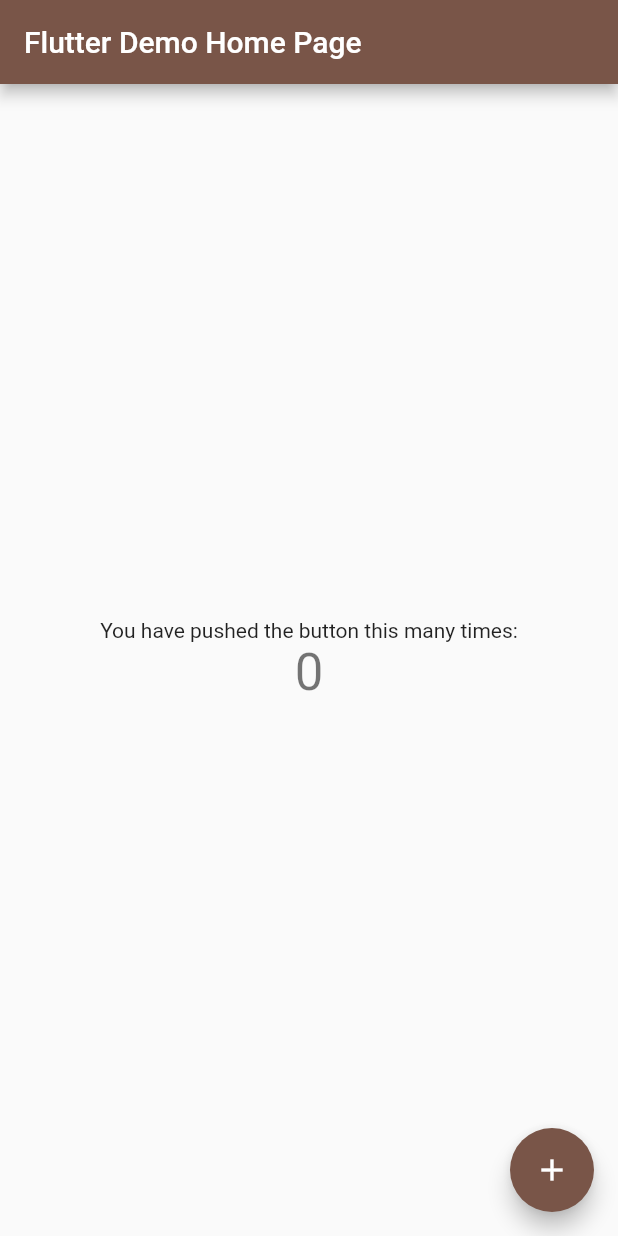
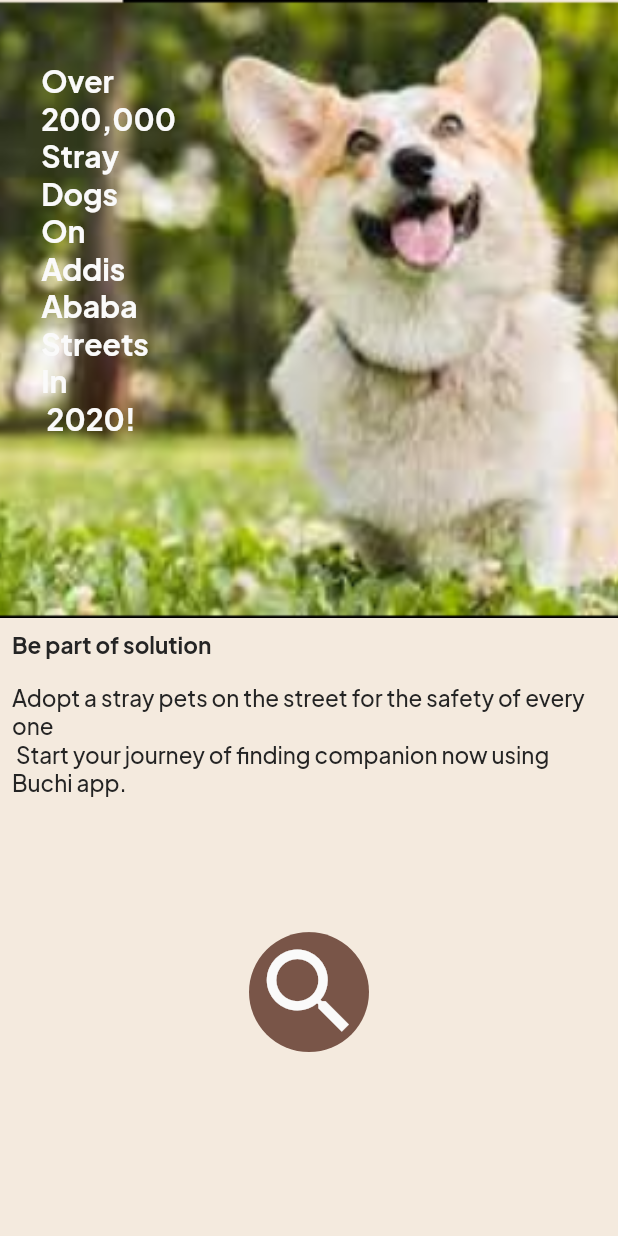
Before and after one commit to KhalidMeftu/buchi, a Flutter app: the screen it shows after launch, on a phone screen of 412 x 824 dp. Run offline on Flutter 3.47's test engine with Material 2 defaults, Android fonts, the phone set to English and light mode, and no system bars; our stand-ins replace google_fonts.

Commit message:
splash_screen implementation

```diff
--- a/lib/const/app_font.dart
+++ b/lib/const/app_font.dart
@@ -258,4 +258,5 @@ class IconSize {
   static const double s35 = 35.0;
   static const double s40 = 40.0;
   static const double s45 = 45.0;
+  static const double s75 = 75.0;
 }
--- a/lib/const/ui_helper.dart
+++ b/lib/const/ui_helper.dart
@@ -43,3 +43,9 @@ double halfScreenWidth(BuildContext context) =>
 
 double thirdScreenWidth(BuildContext context) =>
     screenWidthFraction(context, dividedBy: 3);
+
+double halfScreenHeight(BuildContext context) =>
+    screenHeightFraction(context, dividedBy: 2);
+
+double thirdScreenHeight(BuildContext context) =>
+    screenHeightFraction(context, dividedBy: 3);
--- a/lib/main.dart
+++ b/lib/main.dart
@@ -1,4 +1,5 @@
 import 'package:buchi/const/app_colors.dart';
+import 'package:buchi/presentation/widgets/splash_screen.dart';
 import 'package:flutter/material.dart';
 
 void main() {
@@ -25,7 +26,7 @@ class MyApp extends StatelessWidget {
         // is not restarted.
         primarySwatch: Colors.brown,
       ),
-      home: const MyHomePage(title: 'Flutter Demo Home Page'),
+      home: const SplashScreen() //const MyHomePage(title: 'Flutter Demo Home Page'),
     );
   }
 }
--- a/lib/presentation/widgets/common/adopt_me_button.dart
+++ b/lib/presentation/widgets/common/adopt_me_button.dart
@@ -12,7 +12,7 @@ class AdoptMeButton extends StatelessWidget {
   @override
   Widget build(BuildContext context) {
     return SizedBox.fromSize(
-      size: const Size(100, 100),
+      size: const Size(80, 80),
       child: ClipOval(
         child: Material(
           color: AppColors.primaryColor,
@@ -23,7 +23,7 @@ class AdoptMeButton extends StatelessWidget {
             child: Column(
               mainAxisAlignment: MainAxisAlignment.center,
               children: <Widget>[
-                const Icon(Icons.search,size: IconSize.s30,),
+                const Icon(Icons.search,size: IconSize.s75,color: AppColors.whiteColor,),
                 title.isNotEmpty?
                 Text(title, style: PetsFont.largeRegular()):
                 Container(), // <-- Text
--- /dev/null
+++ b/lib/presentation/widgets/splash_screen.dart
@@ -0,0 +1,54 @@
+import 'package:buchi/const/app_colors.dart';
+import 'package:flutter/foundation.dart';
+import 'package:flutter/material.dart';
+import '../../const/app_font.dart';
+import '../../const/app_strings.dart';
+import '../../const/ui_helper.dart';
+import 'common/adopt_me_button.dart';
+class SplashScreen extends StatelessWidget {
+  const SplashScreen({Key? key}) : super(key: key);
+
+  @override
+  Widget build(BuildContext context) {
+    return Scaffold(
+      extendBodyBehindAppBar: true,
+      backgroundColor: AppColors.appBackgroundColor,
+      body: SizedBox.expand(
+        child: Column(
+          crossAxisAlignment: CrossAxisAlignment.start,
+          children: [
+            Stack(
+              children: [
+                SizedBox(height: halfScreenHeight(context),child: Image.asset('assets/images/splash_dog.png', fit: BoxFit.cover,)),
+                Positioned(
+                    top:screenWidth(context)/10,
+                    left: screenWidth(context)/15,
+                    child: Text(AppStrings.splashDogsInAddis, style: PetsFont.largeMedium().copyWith(color: AppColors.whiteColor, fontSize: FontSize.s20, fontWeight: FontWeight.bold),))
+              ],
+            ),
+
+            Padding(
+              padding: const EdgeInsets.all(8.0),
+              child: Text(AppStrings.splashPartOfSolution, style: PetsFont.smallMedium().copyWith(color: AppColors.blackColor, fontWeight: FontWeight.bold, fontSize: FontSize.s15),),
+            ),
+            Padding(
+              padding: const EdgeInsets.all(8.0),
+              child: Text(AppStrings.splashAdoptionMessage, style: PetsFont.smallMedium().copyWith(color: AppColors.blackColor,  fontSize: FontSize.s15),),
+            ),
+
+            Padding(
+              padding:  EdgeInsets.only(top:screenHeight(context)/10),
+              child: Center(
+                child: AdoptMeButton(title: '', onPressed:(){
+                  if (kDebugMode) {
+                    print('Clicked now');
+                  }
+                },),
+              ),
+            ),
+          ],
+        )
+      ),
+    );
+  }
+}
```
Also changed, not shown: pubspec.yaml (+2 -12 lines), assets/fonts/BeautifulLovina-Regular.ttf (deleted), assets/fonts/Campton_Light.ttf (deleted), assets/fonts/CoralPen.ttf (deleted), assets/images/1.5x/splash_dog.png (added), assets/images/2.0x/splash_dog.png (added), assets/images/3.0x/splash_dog.png (added), assets/images/4.0x/splash_dog.png (added), assets/images/splash_dog.png (added).
